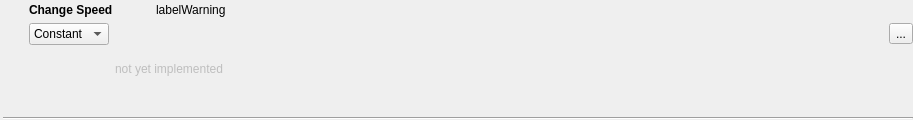
Qt form src/qmapshack/gis/trk/filter/IFilterSpeed.ui (Maproom/qmapshack) before a commit.
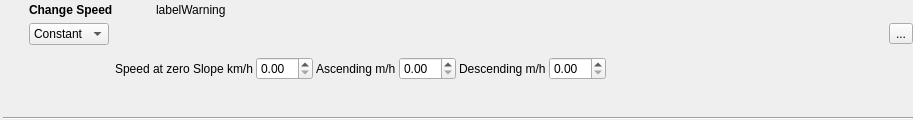
The same form after that commit. The open tabs and pages were chosen to show the change. Icons and pictures are not drawn.

Commit message: First GUI setup and carloscoi formula inserted.

Diff of the .ui file:
```diff
--- a/src/qmapshack/gis/trk/filter/IFilterSpeed.ui
+++ b/src/qmapshack/gis/trk/filter/IFilterSpeed.ui
@@ -527,7 +527,7 @@
      </widget>
      <widget class="QWidget" name="pageHiking">
       <property name="enabled">
-       <bool>false</bool>
+       <bool>true</bool>
       </property>
       <layout class="QGridLayout" name="gridLayout_4">
        <property name="leftMargin">
@@ -545,12 +545,56 @@
        <property name="spacing">
         <number>3</number>
        </property>
-       <item row="1" column="0">
-        <widget class="QLabel" name="label">
-         <property name="text">
-          <string>not yet implemented</string>
-         </property>
-        </widget>
+       <item row="0" column="0">
+        <layout class="QVBoxLayout" name="verticalLayout_3">
+         <item>
+          <layout class="QHBoxLayout" name="horizontalLayout_5">
+           <item>
+            <widget class="QLabel" name="label_13">
+             <property name="text">
+              <string>Speed at zero Slope km/h</string>
+             </property>
+            </widget>
+           </item>
+           <item>
+            <widget class="QDoubleSpinBox" name="spinHikingPlainSpeed"/>
+           </item>
+           <item>
+            <widget class="QLabel" name="label_12">
+             <property name="text">
+              <string>Ascending m/h</string>
+             </property>
+            </widget>
+           </item>
+           <item>
+            <widget class="QDoubleSpinBox" name="spinHikingAscending"/>
+           </item>
+           <item>
+            <widget class="QLabel" name="label_14">
+             <property name="text">
+              <string>Descending m/h</string>
+             </property>
+            </widget>
+           </item>
+           <item>
+            <widget class="QDoubleSpinBox" name="spinHikingDescending"/>
+           </item>
+           <item>
+            <spacer name="horizontalSpacer_7">
+             <property name="orientation">
+              <enum>Qt::Horizontal</enum>
+             </property>
+             <property name="sizeHint" stdset="0">
+              <size>
+               <width>40</width>
+               <height>20</height>
+              </size>
+             </property>
+            </spacer>
+           </item>
+          </layout>
+         </item>
+        </layout>
        </item>
       </layout>
      </widget>
```
Left out of the diff: 7 changed lines with no effect on the pictures. The commit also changes 3 other files.
